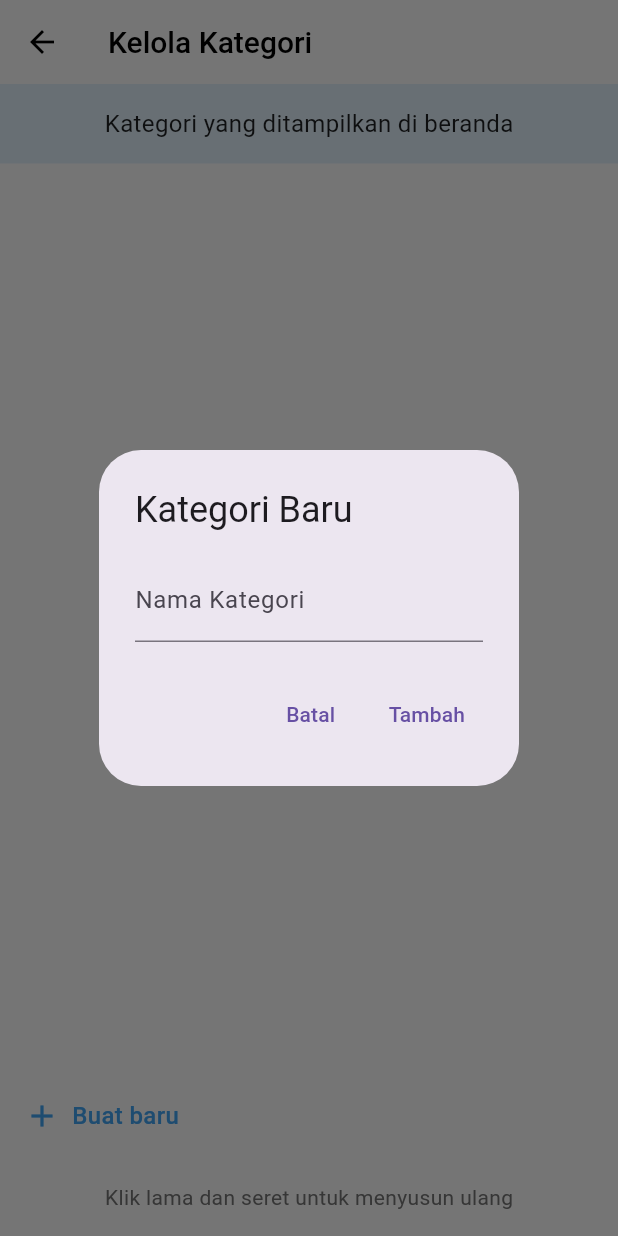
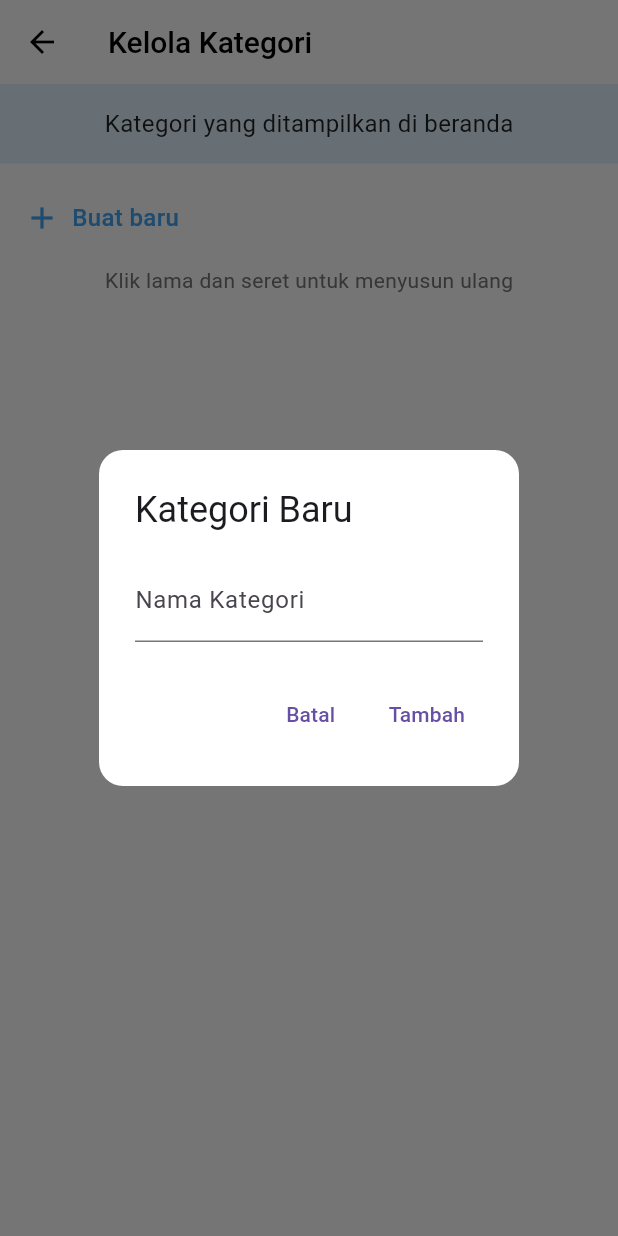
Before and after one commit to Ilhmnrlarif/UKK, a Flutter app: the KelolaKategoriPage screen opened directly, after a tap on "Buat baru", on a phone screen of 412 x 824 dp. Run offline on Flutter 3.47's test engine with Material 3 defaults, Android fonts, the phone set to English and light mode, and no system bars; our stand-ins replace fl_chart, image_picker, supabase_flutter, table_calendar; accounts and stored records are empty.

Commit message:
fitur kategori

```diff
--- a/lib/page/kelola_kategori.dart
+++ b/lib/page/kelola_kategori.dart
@@ -369,14 +369,16 @@ class _KelolaKategoriPageState extends State<KelolaKategoriPage> {
                   ),
                 ),
                 Expanded(
-                  child: ReorderableListView.builder(
+                  child: ListView(
+                    padding: const EdgeInsets.symmetric(vertical: 8),
+                    children: [
+                      ReorderableListView.builder(
+                        shrinkWrap: true,
+                        physics: const NeverScrollableScrollPhysics(),
                         buildDefaultDragHandles: false,
-                    padding: const EdgeInsets.symmetric(vertical: 8),
                         itemCount: _categories.length,
                         itemBuilder: (context, index) {
                           final category = _categories[index];
-                      final categoryColor = Color(category['color'] ?? CategoryColor.colors[4].value);
-
                           return ReorderableDragStartListener(
                             key: ValueKey(category['name']),
                             index: index,
@@ -385,11 +387,11 @@ class _KelolaKategoriPageState extends State<KelolaKategoriPage> {
                               child: Row(
                                 children: [
                                   Container(
-                                width: 16, // Smaller circle
-                                height: 16, // Smaller circle
+                                    width: 16,
+                                    height: 16,
                                     decoration: BoxDecoration(
                                       shape: BoxShape.circle,
-                                  color: categoryColor,
+                                      color: Color(category['color'] ?? CategoryColor.colors[4].value),
                                     ),
                                   ),
                                   const SizedBox(width: 16),
@@ -418,7 +420,10 @@ class _KelolaKategoriPageState extends State<KelolaKategoriPage> {
                                       color: Colors.grey[600],
                                     ),
                                     color: Colors.white,
-                                position: PopupMenuPosition.under,
+                                    elevation: 4,
+                                    shape: RoundedRectangleBorder(
+                                      borderRadius: BorderRadius.circular(8),
+                                    ),
                                     itemBuilder: (BuildContext context) => <PopupMenuEntry<String>>[
                                       const PopupMenuItem<String>(
                                         value: 'edit',
@@ -431,7 +436,7 @@ class _KelolaKategoriPageState extends State<KelolaKategoriPage> {
                                     ],
                                     onSelected: (String value) {
                                       if (value == 'edit') {
-                                    _editCategory(category['name'], categoryColor);
+                                        _editCategory(category['name'], Color(category['color'] ?? CategoryColor.colors[4].value));
                                       } else if (value == 'delete') {
                                         _deleteCategory(category['name']);
                                       }
@@ -453,13 +458,16 @@ class _KelolaKategoriPageState extends State<KelolaKategoriPage> {
                           });
                         },
                       ),
-                ),
                       InkWell(
                         onTap: () async {
                           _categoryController.clear();
                           await showDialog(
                             context: context,
                             builder: (context) => AlertDialog(
+                              backgroundColor: Colors.white,
+                              shape: RoundedRectangleBorder(
+                                borderRadius: BorderRadius.circular(16),
+                              ),
                               title: const Text('Kategori Baru'),
                               content: TextField(
                                 controller: _categoryController,
@@ -494,7 +502,7 @@ class _KelolaKategoriPageState extends State<KelolaKategoriPage> {
                           );
                         },
                         child: Padding(
-                    padding: const EdgeInsets.all(16.0),
+                          padding: const EdgeInsets.fromLTRB(16, 16, 16, 8),
                           child: Row(
                             children: [
                               Icon(Icons.add, color: Colors.blue[400], size: 24),
@@ -512,7 +520,8 @@ class _KelolaKategoriPageState extends State<KelolaKategoriPage> {
                         ),
                       ),
                       Padding(
-                  padding: const EdgeInsets.all(16.0),
+                        padding: const EdgeInsets.fromLTRB(16, 12, 16, 16),
+                        child: Center(
                           child: Text(
                             'Klik lama dan seret untuk menyusun ulang',
                             style: TextStyle(
@@ -521,6 +530,10 @@ class _KelolaKategoriPageState extends State<KelolaKategoriPage> {
                             ),
                           ),
                         ),
+                      ),
+                    ],
+                  ),
+                ),
               ],
             ),
     );
```
Lines whose indentation alone changed are shown as unchanged.
